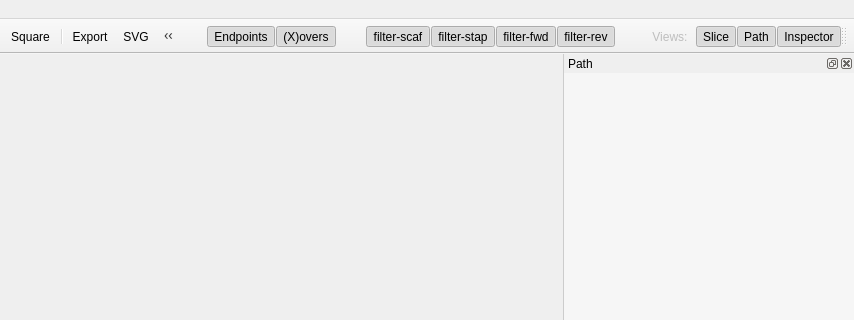
Old version of the form cadnano/gui/mainwindow/mainwindow.ui in the repository cadnano/cadnano2.5; both pictures show x 401 to 1255 and y 0 to 320 of the 1255 by 873 pixel window.
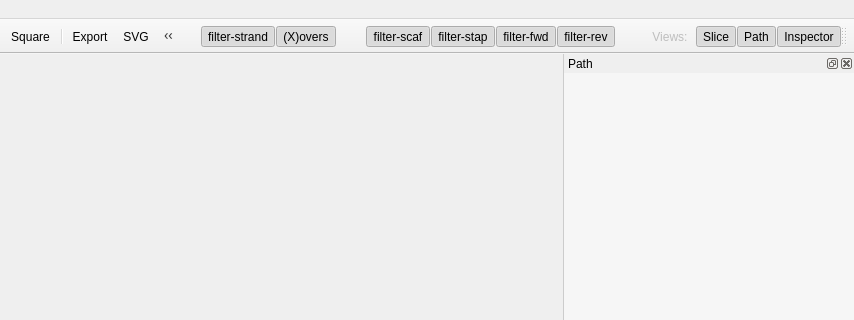
New version of the form. Icons and pictures are not drawn. Custom widgets are drawn as their Qt base class.

Commit message: Restore strand-filter

Patch:
```diff
--- a/cadnano/gui/mainwindow/mainwindow.ui
+++ b/cadnano/gui/mainwindow/mainwindow.ui
@@ -135,6 +135,7 @@
    <addaction name="action_filter_scaf"/>
    <addaction name="action_toolbar_spacer_1"/>
    <addaction name="action_filter_xover"/>
+   <addaction name="action_filter_strand"/>
    <addaction name="action_filter_endpoint"/>
    <addaction name="action_filter_helix"/>
    <addaction name="action_filters_label"/>
@@ -953,9 +954,16 @@
    <property name="checkable">
     <bool>true</bool>
    </property>
+   <property name="checked">
+    <bool>true</bool>
+   </property>
    <property name="icon">
     <iconset resource="cadnano.gui.mainwindow.icons.qrc">
-     <normaloff>:/parttools/filter-strand</normaloff>:/parttools/filter-strand</iconset>
+     <normaloff>:/parttools/filter-strand</normaloff>
+     <disabledoff>:/parttools/filter-strand-disabled</disabledoff>:/parttools/filter-strand</iconset>
+   </property>
+   <property name="text">
+    <string>filter-strand</string>
    </property>
    <property name="toolTip">
     <string>stran(D)s</string>
```
The commit also changes 10 other files.
